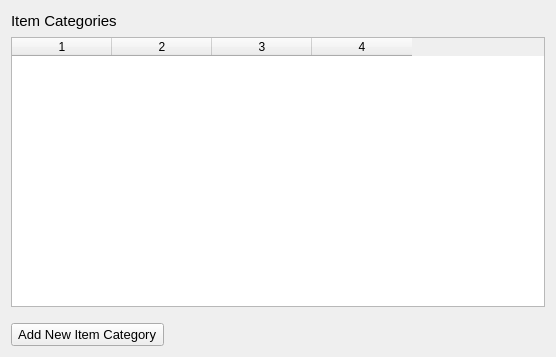
Qt form estorecpp/itemcategories.ui (Watti/estorecpp) before a commit.
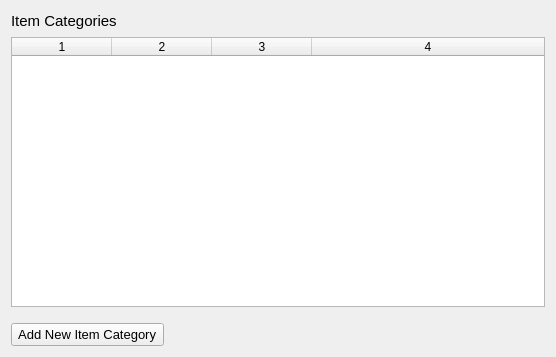
The same form after that commit.

Patch:
```diff
--- a/estorecpp/itemcategories.ui
+++ b/estorecpp/itemcategories.ui
@@ -48,6 +48,12 @@
      <property name="columnCount">
       <number>4</number>
      </property>
+     <attribute name="horizontalHeaderCascadingSectionResizes">
+      <bool>true</bool>
+     </attribute>
+     <attribute name="horizontalHeaderStretchLastSection">
+      <bool>true</bool>
+     </attribute>
      <column/>
      <column/>
      <column/>
```
Left out of the diff: 4 changed lines with no effect on the pictures.
